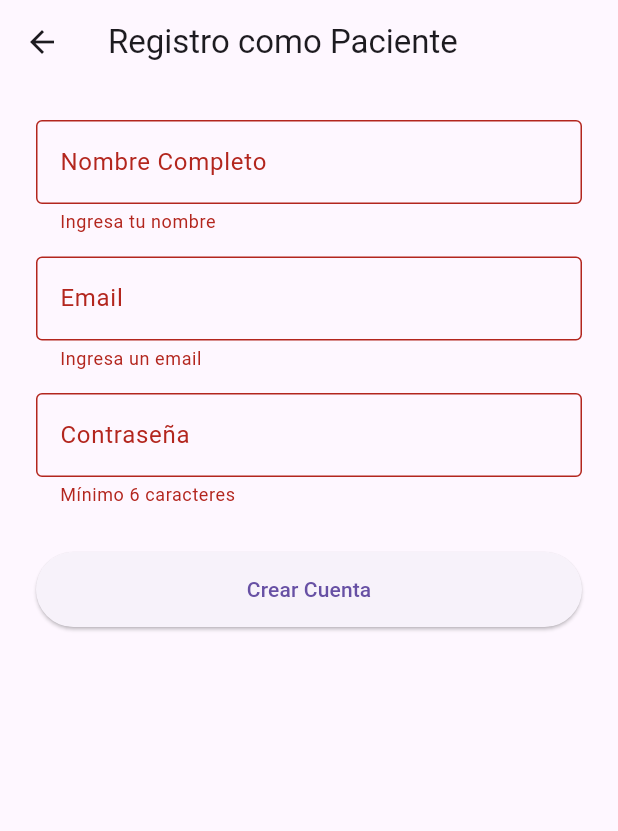
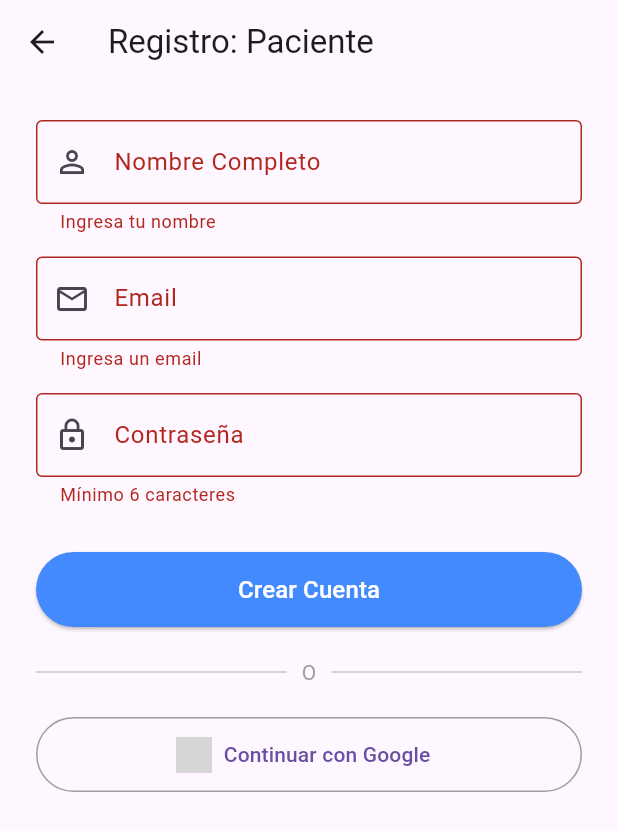
Before and after one commit to paalvarador/gluco_care_app, a Flutter app: the RegisterScreen screen opened directly, after a tap on "Crear Cuenta", on a phone screen of 412 x 824 dp. Shown: the top 831 px of the screen. Run offline on Flutter 3.47's test engine with Material 3 defaults, Android fonts, the phone set to English and light mode, and no system bars; our stand-ins replace cloud_firestore, firebase_auth, firebase_core, google_sign_in; accounts and stored records are empty; network calls fail; grey boxes are pictures that could not be loaded.

Commit message:
feat: Solucionando porblemas con el inicio de sesion con Google

```diff
--- a/lib/screens/register_screen.dart
+++ b/lib/screens/register_screen.dart
@@ -16,6 +16,7 @@ class _RegisterScreenState extends State<RegisterScreen> {
   final _nameController = TextEditingController();
   bool _isLoading = false;
 
+  // Maneja el registro tradicional con email
   void _handleRegister() async {
     if (_formKey.currentState!.validate()) {
       setState(() => _isLoading = true);
@@ -27,26 +28,42 @@ class _RegisterScreenState extends State<RegisterScreen> {
         widget.role,
       );
 
+      _finishAuth(user);
+    }
+  }
+
+  // Maneja el inicio de sesión con Google
+  void _handleGoogleSignIn() async {
+    setState(() => _isLoading = true);
+
+    final user = await AuthService().signInWithGoogle(widget.role);
+
+    _finishAuth(user);
+  }
+
+  // Lógica común al terminar la autenticación
+  void _finishAuth(user) {
+    if (!mounted) return;
     setState(() => _isLoading = false);
 
     if (user != null) {
-        // Registro exitoso -> Ir al Home correspondiente
       ScaffoldMessenger.of(context).showSnackBar(
-          const SnackBar(content: Text("¡Cuenta creada con éxito!")),
+        const SnackBar(content: Text("¡Bienvenido a GlucoCare!")),
       );
-        // Aquí luego pondremos la lógica para ir a la pantalla de tu mamá o la tuya
+      // Próximo paso: Redirigir según el rol
     } else {
       ScaffoldMessenger.of(context).showSnackBar(
-          const SnackBar(content: Text("Error al registrar. Revisa tus datos.")),
+        const SnackBar(content: Text("Ocurrió un error. Por favor, intenta de nuevo.")),
       );
-      }
     }
   }
 
   @override
   Widget build(BuildContext context) {
     return Scaffold(
-      appBar: AppBar(title: Text("Registro como ${widget.role == 'patient' ? 'Paciente' : 'Cuidador'}")),
+      appBar: AppBar(
+        title: Text("Registro: ${widget.role == 'patient' ? 'Paciente' : 'Cuidador'}"),
+      ),
       body: Padding(
         padding: const EdgeInsets.all(24.0),
         child: Form(
@@ -56,30 +73,81 @@ class _RegisterScreenState extends State<RegisterScreen> {
               children: [
                 TextFormField(
                   controller: _nameController,
-                  decoration: const InputDecoration(labelText: "Nombre Completo", border: OutlineInputBorder()),
+                  decoration: const InputDecoration(
+                    labelText: "Nombre Completo",
+                    border: OutlineInputBorder(),
+                    prefixIcon: Icon(Icons.person_outline),
+                  ),
                   validator: (val) => val!.isEmpty ? "Ingresa tu nombre" : null,
                 ),
                 const SizedBox(height: 15),
                 TextFormField(
                   controller: _emailController,
-                  decoration: const InputDecoration(labelText: "Email", border: OutlineInputBorder()),
+                  keyboardType: TextInputType.emailAddress,
+                  decoration: const InputDecoration(
+                    labelText: "Email",
+                    border: OutlineInputBorder(),
+                    prefixIcon: Icon(Icons.email_outlined),
+                  ),
                   validator: (val) => val!.isEmpty ? "Ingresa un email" : null,
                 ),
                 const SizedBox(height: 15),
                 TextFormField(
                   controller: _passwordController,
-                  decoration: const InputDecoration(labelText: "Contraseña", border: OutlineInputBorder()),
+                  decoration: const InputDecoration(
+                    labelText: "Contraseña",
+                    border: OutlineInputBorder(),
+                    prefixIcon: Icon(Icons.lock_outline),
+                  ),
                   obscureText: true,
                   validator: (val) => val!.length < 6 ? "Mínimo 6 caracteres" : null,
                 ),
                 const SizedBox(height: 30),
-                _isLoading
-                  ? const CircularProgressIndicator()
-                  : ElevatedButton(
+
+                if (_isLoading)
+                  const CircularProgressIndicator()
+                else ...[
+                  // Botón de Registro por Email
+                  ElevatedButton(
                     onPressed: _handleRegister,
-                      style: ElevatedButton.styleFrom(minimumSize: const Size(double.infinity, 50)),
-                      child: const Text("Crear Cuenta"),
+                    style: ElevatedButton.styleFrom(
+                      minimumSize: const Size(double.infinity, 50),
+                      backgroundColor: Colors.blueAccent,
+                      foregroundColor: Colors.white,
                     ),
+                    child: const Text("Crear Cuenta", style: TextStyle(fontSize: 16)),
+                  ),
+
+                  const SizedBox(height: 20),
+
+                  // Divisor visual
+                  const Row(
+                    children: [
+                      Expanded(child: Divider()),
+                      Padding(
+                        padding: EdgeInsets.symmetric(horizontal: 10),
+                        child: Text("O", style: TextStyle(color: Colors.grey)),
+                      ),
+                      Expanded(child: Divider()),
+                    ],
+                  ),
+
+                  const SizedBox(height: 20),
+
+                  // BOTÓN DE GOOGLE
+                  OutlinedButton.icon(
+                    onPressed: _handleGoogleSignIn,
+                    icon: Image.network(
+                      'https://upload.wikimedia.org/wikipedia/commons/thumb/c/c1/Google_%22G%22_logo.svg/1200px-Google_%22G%22_logo.svg.png',
+                      height: 24,
+                    ),
+                    label: const Text("Continuar con Google"),
+                    style: OutlinedButton.styleFrom(
+                      minimumSize: const Size(double.infinity, 50),
+                      side: const BorderSide(color: Colors.grey),
+                    ),
+                  ),
+                ],
               ],
             ),
           ),
```
Also changed, not shown: 65 other files. Lines whose indentation alone changed are shown as unchanged.
